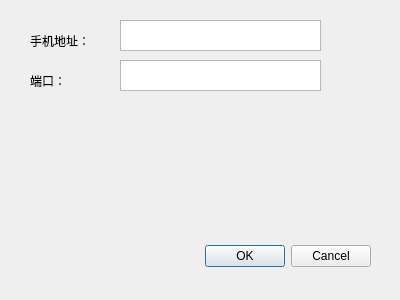
First picture: the form in settingdialog.ui, repository welter/qt_phoneremoter, before the edit.
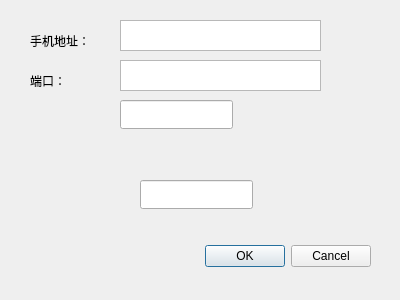
Second picture: the form after the edit.

Commit message: 在readdata中增加改变显示区大小功能，以适应当前窗口大小。

```diff
--- a/settingdialog.ui
+++ b/settingdialog.ui
@@ -75,6 +75,26 @@
     <string>端口：</string>
    </property>
   </widget>
+  <widget class="QLineEdit" name="edPhoneAddr">
+   <property name="geometry">
+    <rect>
+     <x>120</x>
+     <y>100</y>
+     <width>113</width>
+     <height>29</height>
+    </rect>
+   </property>
+  </widget>
+  <widget class="QLineEdit" name="edPhonePort">
+   <property name="geometry">
+    <rect>
+     <x>140</x>
+     <y>180</y>
+     <width>113</width>
+     <height>29</height>
+    </rect>
+   </property>
+  </widget>
  </widget>
  <resources/>
  <connections>
```
The commit also changes 5 other files.
